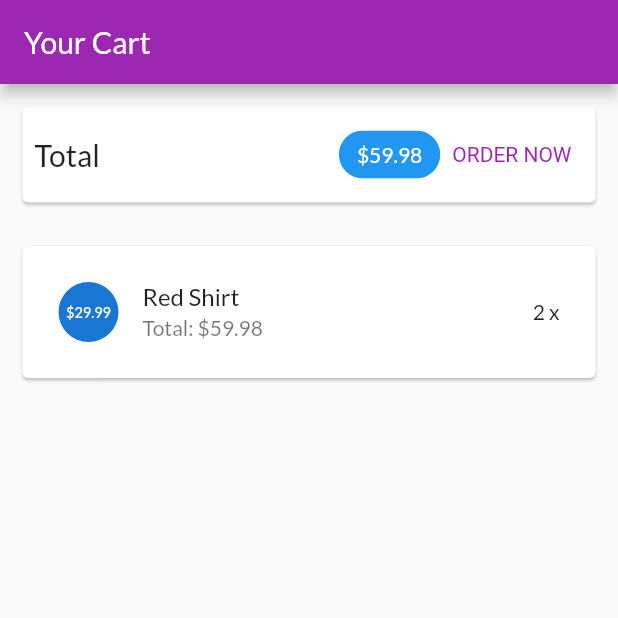
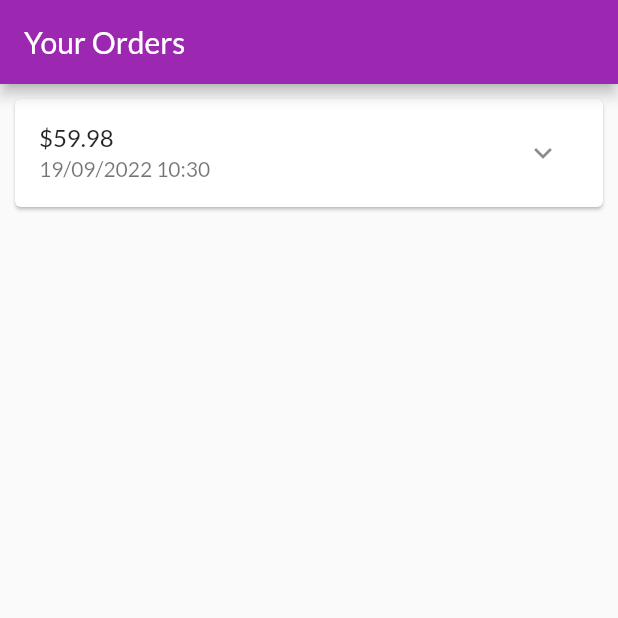
Before and after one commit to DanhChiHaoB1909908/myshop, a Flutter app: the screen it shows after launch, on a phone screen of 412 x 824 dp, the top half of it. Run offline on Flutter 3.47's test engine with Material 2 defaults, Android fonts, the phone set to English and light mode, and no system bars.

Commit message:
Xay dung trang cac dat hang

```diff
--- a/lib/main.dart
+++ b/lib/main.dart
@@ -4,6 +4,7 @@ import 'ui/products/product_detail_screen.dart';
 import 'ui/products/product_overview_screen.dart';
 import 'ui/products/user_products_screen.dart';
 import 'ui/cart/cart_screen.dart';
+import 'ui/orders/orders_screen.dart';
 
 void main() {
   runApp(const MyApp());
@@ -26,7 +27,7 @@ class MyApp extends StatelessWidget {
         ),
       ),
       home: const SafeArea(
-        child: CartScreen(),
+        child: OrdersScreen(),
       ),
     );
   }
@@ -34,15 +35,6 @@ class MyApp extends StatelessWidget {
 
 class MyHomePage extends StatefulWidget {
   const MyHomePage({Key? key, required this.title}) : super(key: key);
-
-  // This widget is the home page of your application. It is stateful, meaning
-  // that it has a State object (defined below) that contains fields that affect
-  // how it looks.
-
-  // This class is the configuration for the state. It holds the values (in this
-  // case the title) provided by the parent (in this case the App widget) and
-  // used by the build method of the State. Fields in a Widget subclass are
-  // always marked "final".
 
   final String title;
 
@@ -55,47 +47,18 @@ class _MyHomePageState extends State<MyHomePage> {
 
   void _incrementCounter() {
     setState(() {
-      // This call to setState tells the Flutter framework that something has
-      // changed in this State, which causes it to rerun the build method below
-      // so that the display can reflect the updated values. If we changed
-      // _counter without calling setState(), then the build method would not be
-      // called again, and so nothing would appear to happen.
       _counter++;
     });
   }
 
   @override
   Widget build(BuildContext context) {
-    // This method is rerun every time setState is called, for instance as done
-    // by the _incrementCounter method above.
-    //
-    // The Flutter framework has been optimized to make rerunning build methods
-    // fast, so that you can just rebuild anything that needs updating rather
-    // than having to individually change instances of widgets.
     return Scaffold(
       appBar: AppBar(
-        // Here we take the value from the MyHomePage object that was created by
-        // the App.build method, and use it to set our appbar title.
         title: Text(widget.title),
       ),
       body: Center(
-        // Center is a layout widget. It takes a single child and positions it
-        // in the middle of the parent.
         child: Column(
-          // Column is also a layout widget. It takes a list of children and
-          // arranges them vertically. By default, it sizes itself to fit its
-          // children horizontally, and tries to be as tall as its parent.
-          //
-          // Invoke "debug painting" (press "p" in the console, choose the
-          // "Toggle Debug Paint" action from the Flutter Inspector in Android
-          // Studio, or the "Toggle Debug Paint" command in Visual Studio Code)
-          // to see the wireframe for each widget.
-          //
-          // Column has various properties to control how it sizes itself and
-          // how it positions its children. Here we use mainAxisAlignment to
-          // center the children vertically; the main axis here is the vertical
-          // axis because Columns are vertical (the cross axis would be
-          // horizontal).
           mainAxisAlignment: MainAxisAlignment.center,
           children: <Widget>[
             const Text(
--- /dev/null
+++ b/lib/models/order_item.dart
@@ -0,0 +1,33 @@
+import 'cart_item.dart';
+
+class OrderItem {
+  final String? id;
+  final double amount;
+  final List<CartItem> products;
+  final DateTime dateTime;
+
+  int get productCount {
+    return products.length;
+  }
+
+  OrderItem({
+    this.id,
+    required this.amount,
+    required this.products,
+    DateTime? dateTime,
+  }) : dateTime = dateTime ?? DateTime.now();
+
+  OrderItem copyWith({
+    String? id,
+    double? amount,
+    List<CartItem>? products,
+    DateTime? dateTime,
+  }) {
+    return OrderItem(
+      id: id ?? this.id,
+      amount: amount ?? this.amount,
+      products: products ?? this.products,
+      dateTime: dateTime ?? this.dateTime,
+    );
+  }
+}
--- /dev/null
+++ b/lib/ui/orders/order_item_card.dart
@@ -0,0 +1,80 @@
+import 'dart:math';
+
+import 'package:flutter/material.dart';
+import 'package:intl/intl.dart';
+
+import '../../models/order_item.dart';
+
+class OrderItemCard extends StatefulWidget {
+  final OrderItem order;
+  const OrderItemCard(this.order, {super.key});
+
+  @override
+  State<OrderItemCard> createState() => _OderItemCardState();
+}
+
+class _OderItemCardState extends State<OrderItemCard> {
+  var _expanded = false;
+
+  @override
+  Widget build(BuildContext context) {
+    return Card(
+      margin: const EdgeInsets.all(10),
+      child: Column(
+        children: <Widget>[
+          buildOrderSummary(),
+          if (_expanded) buildOrderDetails()
+        ],
+      ),
+    );
+  }
+
+  Widget buildOrderDetails() {
+    return Container(
+      padding: const EdgeInsets.symmetric(horizontal: 15, vertical: 4),
+      height: min(widget.order.productCount * 20.0 + 10, 100),
+      child: ListView(
+        children: widget.order.products
+            .map(
+              (prod) => Row(
+                mainAxisAlignment: MainAxisAlignment.spaceBetween,
+                children: <Widget>[
+                  Text(
+                    prod.title,
+                    style: const TextStyle(
+                      fontSize: 18,
+                      fontWeight: FontWeight.bold,
+                    ),
+                  ),
+                  Text(
+                    '${prod.quantity}x \$${prod.price}',
+                    style: const TextStyle(
+                      fontSize: 18,
+                      color: Colors.grey,
+                    ),
+                  )
+                ],
+              ),
+            )
+            .toList(),
+      ),
+    );
+  }
+
+  Widget buildOrderSummary() {
+    return ListTile(
+      title: Text('\$${widget.order.amount}'),
+      subtitle: Text(
+        DateFormat('dd/MM/yyyy hh:mm').format(widget.order.dateTime),
+      ),
+      trailing: IconButton(
+        icon: Icon(_expanded ? Icons.expand_less : Icons.expand_more),
+        onPressed: () {
+          setState(() {
+            _expanded = !_expanded;
+          });
+        },
+      ),
+    );
+  }
+}
--- /dev/null
+++ b/lib/ui/orders/order_manager.dart
@@ -0,0 +1,25 @@
+import 'package:flutter/cupertino.dart';
+
+import '../../models/cart_item.dart';
+import '../../models/order_item.dart';
+
+class OrdersManager with ChangeNotifier {
+  final List<OrderItem> _orders = [
+    OrderItem(
+      id: 'o1',
+      amount: 59.98,
+      products: [
+        CartItem(id: 'c1', title: 'Red Shirt', quantity: 2, price: 29.99)
+      ],
+      dateTime: DateTime.now(),
+    )
+  ];
+
+  int get orderCount {
+    return _orders.length;
+  }
+
+  List<OrderItem> get orders {
+    return [..._orders];
+  }
+}
--- /dev/null
+++ b/lib/ui/orders/orders_screen.dart
@@ -0,0 +1,23 @@
+import 'package:flutter/material.dart';
+
+import 'order_manager.dart';
+import 'order_item_card.dart';
+
+class OrdersScreen extends StatelessWidget {
+  const OrdersScreen({super.key});
+
+  @override
+  Widget build(BuildContext context) {
+    print('building orders');
+    final ordersManager = OrdersManager();
+    return Scaffold(
+      appBar: AppBar(
+        title: const Text('Your Orders'),
+      ),
+      body: ListView.builder(
+        itemCount: ordersManager.orderCount,
+        itemBuilder: (context, i) => OrderItemCard(ordersManager.orders[i]),
+      ),
+    );
+  }
+}
--- a/pubspec.yaml
+++ b/pubspec.yaml
@@ -34,6 +34,7 @@ dependencies:
   # The following adds the Cupertino Icons font to your application.
   # Use with the CupertinoIcons class for iOS style icons.
   cupertino_icons: ^1.0.2
+  intl: ^0.17.0
 
 dev_dependencies:
   flutter_test:
```
Also changed, not shown: pubspec.lock.
